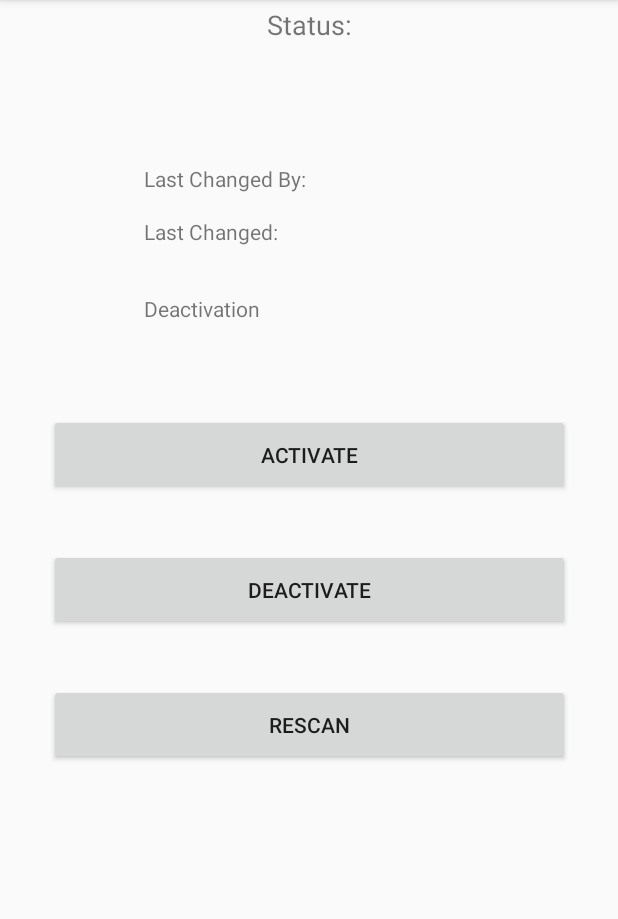
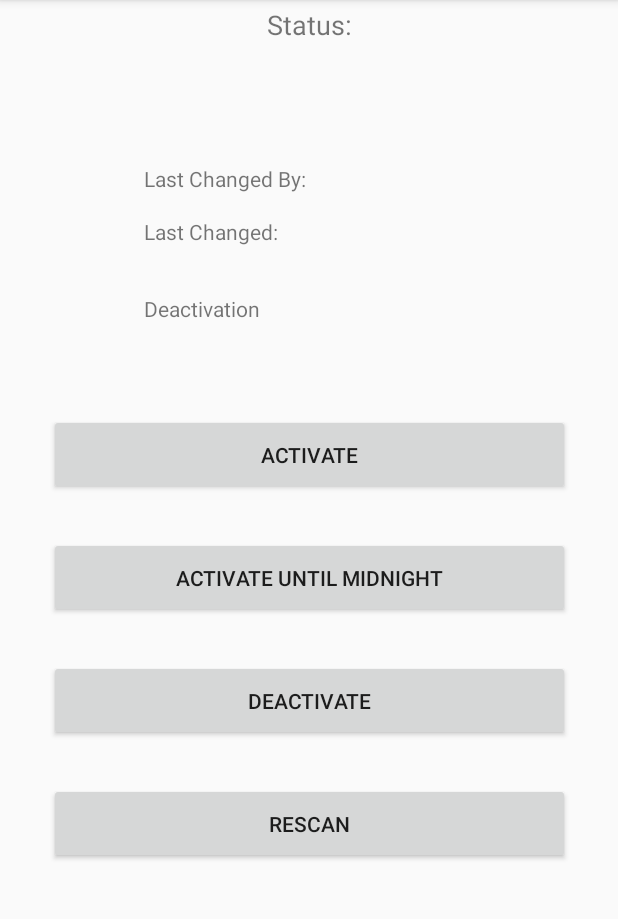
Before and after one commit to MyNameIsMikeGreen/pelican-remote, an Android app: the screen it shows after launch (MainActivity), on a phone screen of 412 x 824 dp, the part 84-1003 px from its top. Run offline under Robolectric (Android 15) with nearby library versions, the light colour scheme and no system bars; 9 statements that could not run were skipped.

Commit message:
Add 'Activate Until Midnight' button'

```diff
--- a/app/src/main/java/com/example/pelicanremote/MainActivity.java
+++ b/app/src/main/java/com/example/pelicanremote/MainActivity.java
@@ -78,6 +78,7 @@ public class MainActivity extends AppCompatActivity {
         refreshUrlBuilder();
         statusHandler.postDelayed(statusUpdaterRunnable, 0);
         setStatusToggleButtonClickListener(R.id.activateButton, urlBuilder.build(Endpoint.ACTIVATE));
+        setStatusToggleButtonClickListener(R.id.activateUntilMidnightButton, urlBuilder.build(Endpoint.ACTIVATE_UNTIL_MIDNIGHT));
         setStatusToggleButtonClickListener(R.id.deactivateButton, urlBuilder.build(Endpoint.DEACTIVE));
         setStatusToggleButtonClickListener(R.id.rescanButton, urlBuilder.build(Endpoint.RESCAN));
     }
@@ -92,12 +93,12 @@ public class MainActivity extends AppCompatActivity {
         urlBuilder.setServerProtocol(settings.getString("protocol", getString(R.string.default_protocol)));
         urlBuilder.setServerAddress(settings.getString("address", getString(R.string.default_address)));
         urlBuilder.setServerPort(settings.getString("port", getString(R.string.default_port)));
-        urlBuilder.setAutomaticDeactivationTimeoutHours(convertHoursStringToHours(
+        urlBuilder.setAutomaticDeactivationTimeoutSeconds(convertHoursStringToSeconds(
                 settings.getString("deactivation_timeout", getString(R.string.default_deactivation_timeout_hours)))
         );
     }
 
-    private String convertHoursStringToHours(String hoursString) {
+    private String convertHoursStringToSeconds(String hoursString) {
         return String.valueOf(Integer.parseInt(hoursString) * 3600);
     }
 
@@ -138,6 +139,7 @@ public class MainActivity extends AppCompatActivity {
         statusResultLabel.setText(getString(R.string.status_not_connected));
         statusResultLabel.setTextColor(Color.GRAY);
         findViewById(R.id.activateButton).setEnabled(false);
+        findViewById(R.id.activateUntilMidnightButton).setEnabled(false);
         findViewById(R.id.deactivateButton).setEnabled(false);
         findViewById(R.id.rescanButton).setEnabled(false);
         TextView lastChangeResultLabel = findViewById(R.id.last_change_result_label);
@@ -162,22 +164,26 @@ public class MainActivity extends AppCompatActivity {
         switch (status) {
             case ACTIVATED:
                 findViewById(R.id.activateButton).setEnabled(false);
+                findViewById(R.id.activateUntilMidnightButton).setEnabled(false);
                 findViewById(R.id.deactivateButton).setEnabled(true);
                 findViewById(R.id.rescanButton).setEnabled(true);
                 break;
             case DEACTIVATED:
                 findViewById(R.id.activateButton).setEnabled(true);
+                findViewById(R.id.activateUntilMidnightButton).setEnabled(true);
                 findViewById(R.id.deactivateButton).setEnabled(false);
                 findViewById(R.id.rescanButton).setEnabled(false);
                 break;
             case MODIFYING:
                 findViewById(R.id.activateButton).setEnabled(false);
+                findViewById(R.id.activateUntilMidnightButton).setEnabled(false);
                 findViewById(R.id.deactivateButton).setEnabled(false);
                 findViewById(R.id.rescanButton).setEnabled(false);
                 break;
             default:
                 // Enable both buttons so that actions can be performed as a backup
                 findViewById(R.id.activateButton).setEnabled(true);
+                findViewById(R.id.activateUntilMidnightButton).setEnabled(true);
                 findViewById(R.id.deactivateButton).setEnabled(true);
                 findViewById(R.id.rescanButton).setEnabled(true);
                 break;
--- a/app/src/main/java/com/example/pelicanremote/PelicanUrlBuilder.java
+++ b/app/src/main/java/com/example/pelicanremote/PelicanUrlBuilder.java
@@ -1,4 +1,7 @@
 package com.example.pelicanremote;
+
+import java.time.LocalTime;
+import java.time.temporal.ChronoUnit;
 
 public class PelicanUrlBuilder {
 
@@ -9,6 +12,7 @@ public class PelicanUrlBuilder {
 
     public enum Endpoint{
         ACTIVATE,
+        ACTIVATE_UNTIL_MIDNIGHT,
         DEACTIVE,
         STATUS,
         RESCAN
@@ -32,6 +36,10 @@ public class PelicanUrlBuilder {
             case ACTIVATE:
                 return buildBaseUrl(ACTIVATION_ENDPOINT)
                         + "?timeout_seconds=" + this.automaticDeactivationTimeoutSeconds;
+
+            case ACTIVATE_UNTIL_MIDNIGHT:
+                return buildBaseUrl(ACTIVATION_ENDPOINT)
+                        + "?timeout_seconds=" + secondsUntilMidnight();
 
             case DEACTIVE:
                 return buildBaseUrl(DEACTIVATION_ENDPOINT);
@@ -60,7 +68,7 @@ public class PelicanUrlBuilder {
         this.serverPort = serverPort;
     }
 
-    public void setAutomaticDeactivationTimeoutHours(String automaticDeactivationTimeoutSeconds) {
+    public void setAutomaticDeactivationTimeoutSeconds(String automaticDeactivationTimeoutSeconds) {
         this.automaticDeactivationTimeoutSeconds = automaticDeactivationTimeoutSeconds;
     }
 
@@ -68,4 +76,8 @@ public class PelicanUrlBuilder {
         return this.serverProtocol + "://" + this.serverAddress + ":" + this.serverPort + endpoint;
     }
 
+    private int secondsUntilMidnight(){
+        return (int) LocalTime.now().until(LocalTime.of(23, 59, 59), ChronoUnit.SECONDS);
+    }
+
 }
--- a/app/src/main/res/layout/activity_main.xml
+++ b/app/src/main/res/layout/activity_main.xml
@@ -41,7 +41,6 @@
             android:theme="@style/ThemeOverlay.AppCompat.ActionBar"
             app:popupTheme="@style/ThemeOverlay.AppCompat.Light"/>
 
-
         <TextView
             android:id="@+id/status_result_label"
             android:layout_width="wrap_content"
@@ -77,20 +76,30 @@
             app:layout_constraintTop_toBottomOf="@+id/last_change_label" />
 
         <Button
-            android:id="@+id/deactivateButton"
+            android:id="@+id/activateUntilMidnightButton"
             android:layout_width="347dp"
             android:layout_height="54dp"
-            android:layout_marginTop="36dp"
-            android:text="@string/deactivate_button_label"
+            android:layout_marginTop="28dp"
+            android:text="@string/activate_until_midnight_button_label"
             app:layout_constraintEnd_toEndOf="parent"
             app:layout_constraintStart_toStartOf="parent"
             app:layout_constraintTop_toBottomOf="@+id/activateButton" />
 
         <Button
+            android:id="@+id/deactivateButton"
+            android:layout_width="347dp"
+            android:layout_height="54dp"
+            android:layout_marginTop="28dp"
+            android:text="@string/deactivate_button_label"
+            app:layout_constraintEnd_toEndOf="parent"
+            app:layout_constraintStart_toStartOf="parent"
+            app:layout_constraintTop_toBottomOf="@+id/activateUntilMidnightButton" />
+
+        <Button
             android:id="@+id/rescanButton"
             android:layout_width="347dp"
             android:layout_height="54dp"
-            android:layout_marginTop="36dp"
+            android:layout_marginTop="28dp"
             android:text="@string/rescan_button_label"
             app:layout_constraintEnd_toEndOf="parent"
             app:layout_constraintStart_toStartOf="parent"
--- a/app/src/main/res/values/strings.xml
+++ b/app/src/main/res/values/strings.xml
@@ -1,6 +1,7 @@
 <resources>
     <string name="app_name">Pelican Remote</string>
     <string name="activate_button_label">Activate</string>
+    <string name="activate_until_midnight_button_label">Activate Until Midnight</string>
     <string name="deactivate_button_label">Deactivate</string>
     <string name="status_label">Status:</string>
     <string name="refresh_status_label">Refresh Status</string>
```
